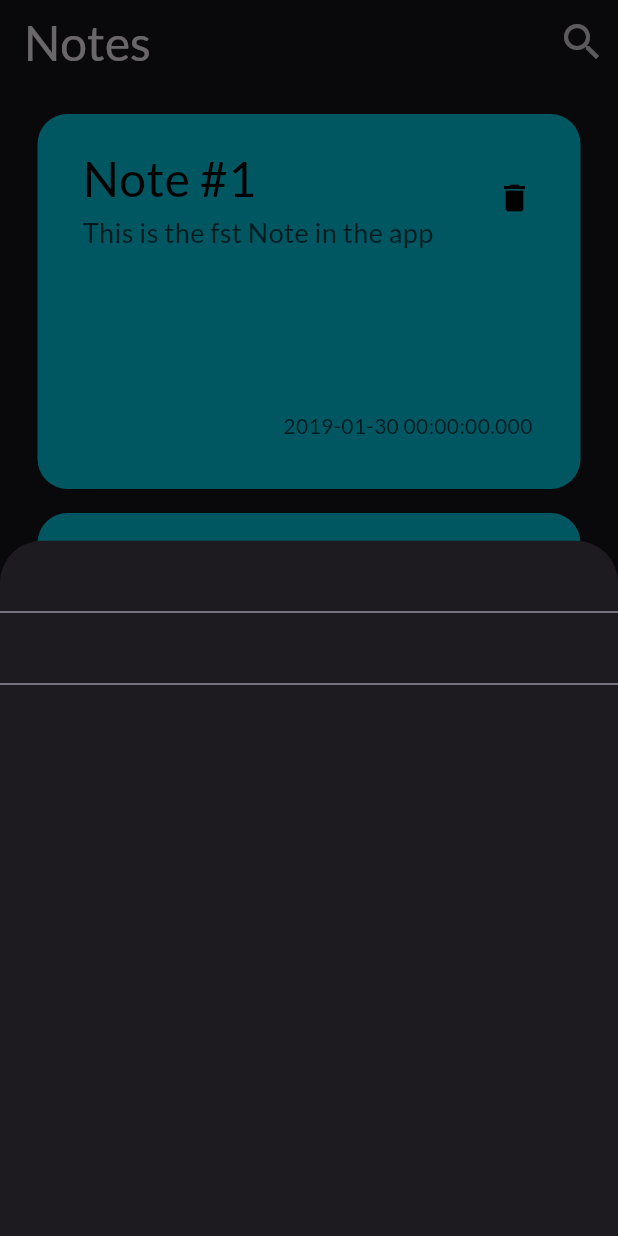
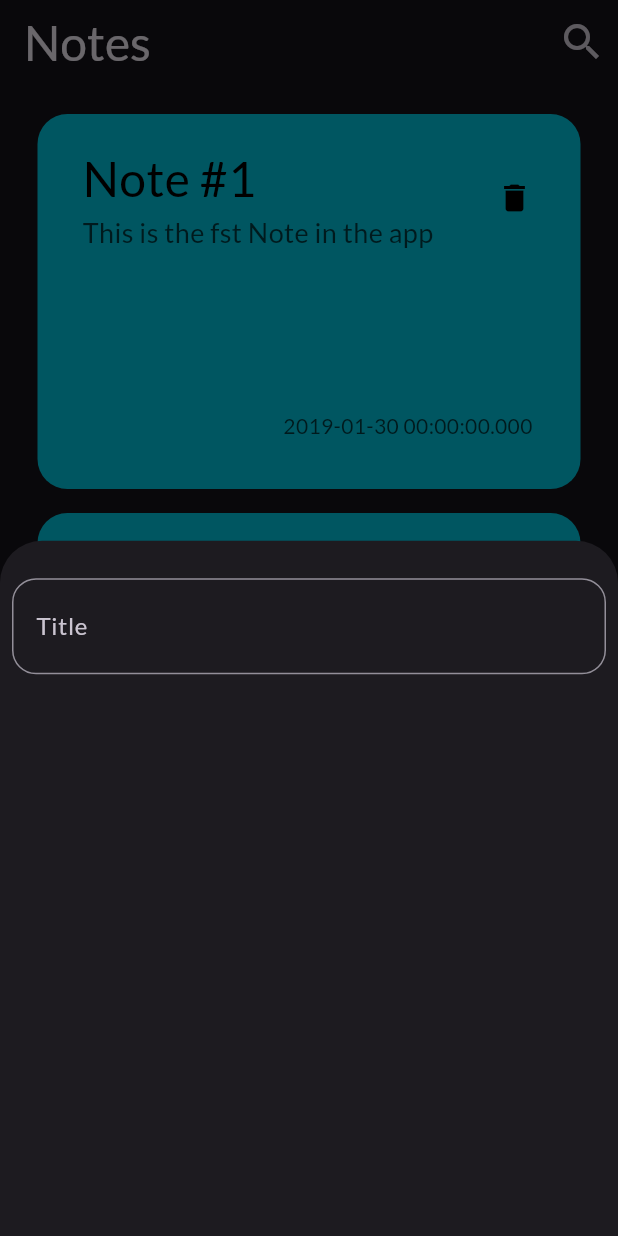
Before and after one commit to Abdullah-Mahran1/notes_app, a Flutter app: the screen it shows after launch, after a tap on the "add" icon, on a phone screen of 412 x 824 dp. Run offline on Flutter 3.47's test engine with Material 3 defaults, Android fonts, the phone set to English and light mode, and no system bars.

Commit message:
custom textField added

```diff
--- /dev/null
+++ b/lib/constants.dart
@@ -0,0 +1,3 @@
+import 'package:flutter/material.dart';
+
+const primaryColor = Colors.cyan;
--- a/lib/views/notes_view.dart
+++ b/lib/views/notes_view.dart
@@ -1,6 +1,7 @@
 import 'package:flutter/material.dart';
 import 'package:notes_app/entities/card_entity.dart';
 import 'package:notes_app/widgets/card_widget.dart';
+import 'package:notes_app/widgets/text_field1.dart';
 
 class NotesView extends StatelessWidget {
   const NotesView({
@@ -56,10 +57,18 @@ Widget cardsListView() {
 }
 
 class ModalSheet extends StatelessWidget {
-  const ModalSheet({super.key});
+  ModalSheet({super.key});
 
   @override
   Widget build(BuildContext context) {
-    return Container(child: Column(children: [TextField(), TextField()]));
+    return Container(
+        child: Column(children: [
+      SizedBox(
+        height: 25,
+      ),
+      TextField1(
+        hintText: 'Title',
+      )
+    ]));
   }
 }
--- /dev/null
+++ b/lib/widgets/text_field1.dart
@@ -0,0 +1,29 @@
+import 'package:flutter/material.dart';
+import 'package:notes_app/constants.dart';
+
+class TextField1 extends StatelessWidget {
+  Color? focusBorderColor;
+  String? hintText;
+  TextField1({super.key, this.focusBorderColor, this.hintText});
+
+  @override
+  Widget build(BuildContext context) {
+    return Padding(
+      padding: const EdgeInsets.symmetric(horizontal: 8),
+      child: TextField(
+        cursorColor: primaryColor,
+        decoration: InputDecoration(
+            contentPadding: EdgeInsets.symmetric(
+                vertical: 20.0, horizontal: 12), // Adjusts the vertical padding
+
+            hintText: hintText ?? '',
+            focusedBorder: OutlineInputBorder(
+                borderRadius: BorderRadius.circular(16),
+                borderSide:
+                    BorderSide(color: focusBorderColor ?? primaryColor)),
+            border:
+                OutlineInputBorder(borderRadius: BorderRadius.circular(16))),
+      ),
+    );
+  }
+}
--- a/pubspec.yaml
+++ b/pubspec.yaml
@@ -79,7 +79,7 @@ flutter:
       fonts:
         - asset: lib/assets/fonts/Lato-Regular.ttf
         - asset: lib/assets/fonts/Lato-Bold.ttf
-          style: bold
+          weight: 700
   #   - family: Trajan Pro
   #     fonts:
   #       - asset: fonts/TrajanPro.ttf
```
